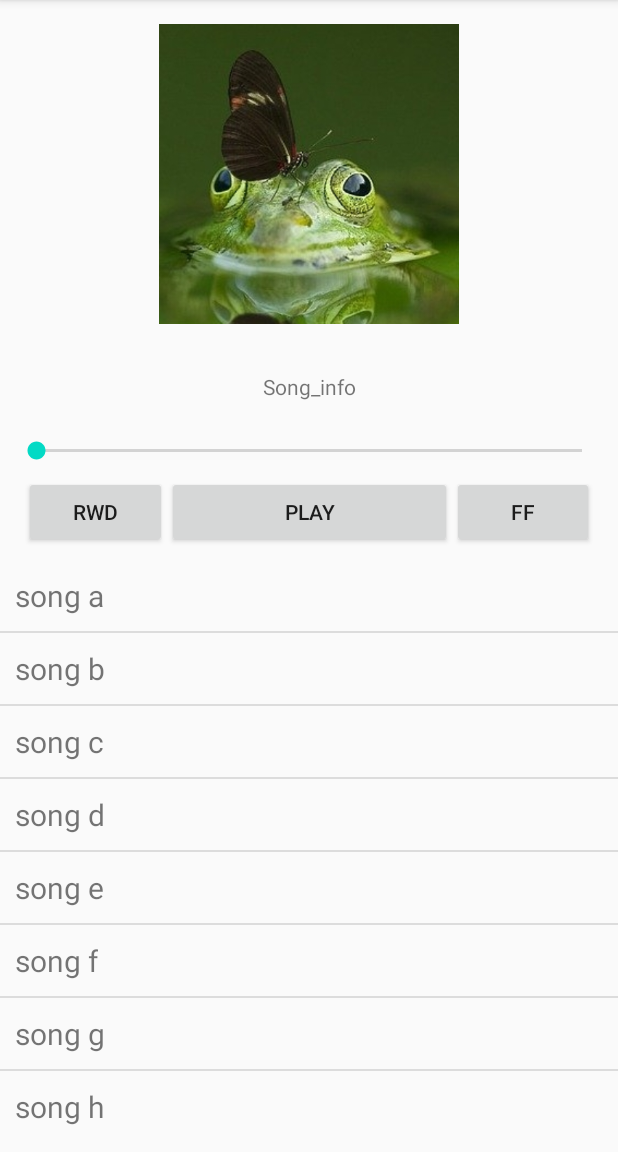
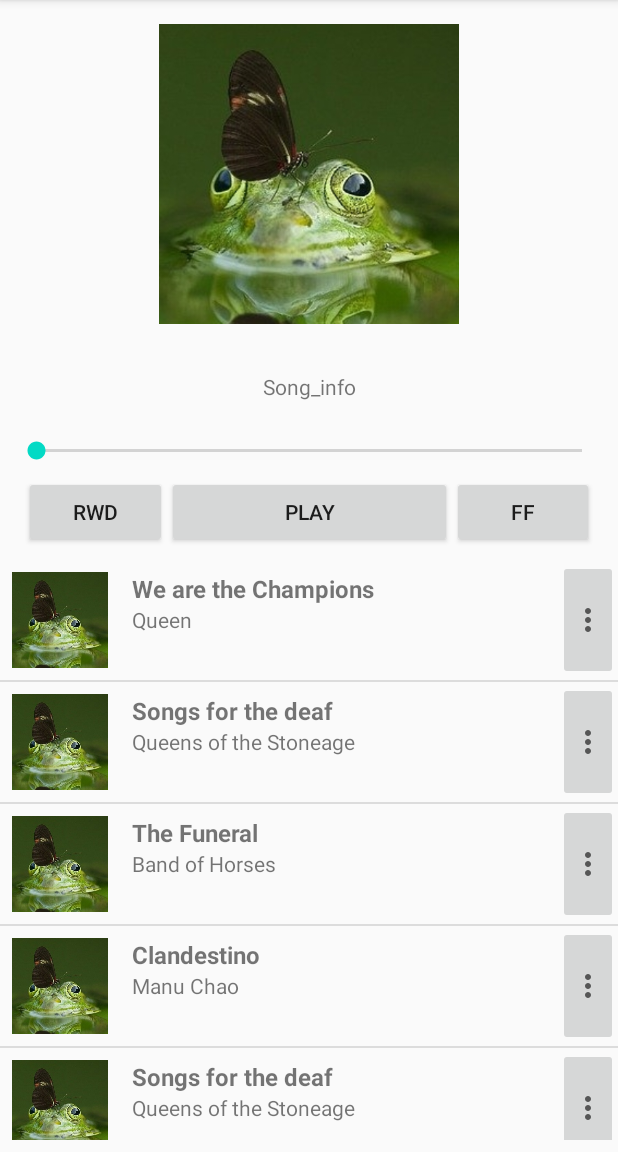
Before and after one commit to diederikdeneef/Music_Player, an Android app: the screen it shows after launch (MainActivity), on a phone screen of 412 x 824 dp, the part 84-1236 px from its top. Run offline under Robolectric (Android 15) with nearby library versions, the phone set to English and light mode, and no system bars.

Commit message:
feat: Add artist name to song info
Add a second textView to the recyclerView that holds the artist name
in the Que on the Now Playing screen. It now displays the Song title
and right below the Artist Name.

```diff
--- a/app/src/main/java/com/example/android/musicplayer/MainActivity.java
+++ b/app/src/main/java/com/example/android/musicplayer/MainActivity.java
@@ -1,71 +1,163 @@
 package com.example.android.musicplayer;
 
 import android.os.Bundle;
+import android.util.Log;
+import android.view.GestureDetector;
+import android.view.MotionEvent;
 import android.view.View;
-import android.widget.Toast;
 
 import androidx.appcompat.app.AppCompatActivity;
+import androidx.core.view.MotionEventCompat;
 import androidx.recyclerview.widget.DividerItemDecoration;
 import androidx.recyclerview.widget.LinearLayoutManager;
 import androidx.recyclerview.widget.RecyclerView;
 
 import java.util.ArrayList;
 
-public class MainActivity extends AppCompatActivity implements SongAdapter.ItemClickListener {
+public class MainActivity extends AppCompatActivity {
 
-    SongAdapter adapter;
+    private GestureDetector mDetector;
+    private RecyclerView recyclerView;
 
     @Override
     protected void onCreate(Bundle savedInstanceState) {
         super.onCreate(savedInstanceState);
         setContentView(R.layout.activity_main);
+        initView();
 
+        // this is the view we will add the gesture detector to
+        View myView = findViewById(R.id.now_playing_screen);
+
+        // get the gesture detector
+        mDetector = new GestureDetector(this, new MyGestureListener());
+
+        // Add a touch listener to the view
+        // The touch listener passes all its events on to the gesture detector
+        myView.setOnTouchListener(touchListener);
+    }
+
+    private void initView() {
+        recyclerView = (RecyclerView) findViewById(R.id.que_now_playing);
+        createList();
+    }
+
+    private void createList() {
         // data to populate the RecyclerView with
-        ArrayList<String> songTitles = new ArrayList<>();
-        songTitles.add("song a");
-        songTitles.add("song b");
-        songTitles.add("song c");
-        songTitles.add("song d");
-        songTitles.add("song e");
-        songTitles.add("song f");
-        songTitles.add("song g");
-        songTitles.add("song h");
-        songTitles.add("song i");
-        songTitles.add("song j");
-        songTitles.add("song k");
-        songTitles.add("song l");
-        songTitles.add("song m");
-        songTitles.add("song n");
-        songTitles.add("song o");
-        songTitles.add("song p");
-        songTitles.add("song q");
-        songTitles.add("song r");
-        songTitles.add("song s");
-        songTitles.add("song t");
-        songTitles.add("song u");
-        songTitles.add("song v");
-        songTitles.add("song w");
-        songTitles.add("song x");
-        songTitles.add("song y");
-        songTitles.add("song z");
+        ArrayList<SongInfo> songLibrary = new ArrayList<>();
 
-        // set up the RecyclerView
-        RecyclerView recyclerView = findViewById(R.id.que_now_playing);
-//        recyclerView.setLayoutManager(new LinearLayoutManager(this));
+        SongInfo song = new SongInfo(
+                "We are the Champions",
+                "Queen",
+                "dksjncljdnldn");
+        songLibrary.add(song);
+
+        song = new SongInfo(
+                "Songs for the deaf",
+                "Queens of the Stoneage",
+                "dlsfldkm");
+        songLibrary.add(song);
+
+        song = new SongInfo(
+                "The Funeral",
+                "Band of Horses",
+                "dksjnfkjsdnf");
+        songLibrary.add(song);
+
+        song = new SongInfo(
+                "Clandestino",
+                "Manu Chao",
+                "Clandestino");
+        songLibrary.add(song);
+
+        song = new SongInfo(
+                "Songs for the deaf",
+                "Queens of the Stoneage",
+                "dlsfldkm");
+        songLibrary.add(song);
+
+        song = new SongInfo(
+                "The Funeral",
+                "Band of Horses",
+                "dksjnfkjsdnf");
+        songLibrary.add(song);
+
+        song = new SongInfo(
+                "Clandestino",
+                "Manu Chao",
+                "Clandestino");
+        songLibrary.add(song);
+
+        // set adapter
+        SongAdapter adapter = new SongAdapter(this, songLibrary);
         LinearLayoutManager layoutManager = new LinearLayoutManager(this);
         recyclerView.setLayoutManager(layoutManager);
-        adapter = new SongAdapter(this, songTitles);
-        adapter.setClickListener(this);
+        //recyclerView.setLayoutManager(new LinearLayoutManager(this));
         recyclerView.setAdapter(adapter);
 
         DividerItemDecoration dividerItemDecoration = new DividerItemDecoration(recyclerView.getContext(), layoutManager.getOrientation());
         recyclerView.addItemDecoration(dividerItemDecoration);
     }
 
-    @Override
-    public void onItemClick(View view, int position) {
-        Toast.makeText(this, "You clicked " + adapter.getItem(position) + " on row number " + position, Toast.LENGTH_SHORT).show();
-    }
 
 
+
+    // This touch listener passes everything on to the gesture detector.
+    // That saves us the trouble of interpreting the raw touch events
+    // ourselves.
+    View.OnTouchListener touchListener = new View.OnTouchListener() {
+        @Override
+        public boolean onTouch(View v, MotionEvent event) {
+            // pass the events to the gesture detector
+            // a return value of true means the detector is handling it
+            // a return value of false means the detector didn't
+            // recognize the event
+            return mDetector.onTouchEvent(event);
+
+        }
+    };
+
+    // In the SimpleOnGestureListener subclass you should override
+    // onDown and any other gesture that you want to detect.
+    class MyGestureListener extends GestureDetector.SimpleOnGestureListener {
+
+        @Override
+        public boolean onDown(MotionEvent event) {
+            Log.d("TAG","onDown: ");
+
+            // don't return false here or else none of the other
+            // gestures will work
+            return true;
+        }
+
+        @Override
+        public boolean onSingleTapConfirmed(MotionEvent e) {
+            Log.i("TAG", "onSingleTapConfirmed: ");
+            return true;
+        }
+
+        @Override
+        public void onLongPress(MotionEvent e) {
+            Log.i("TAG", "onLongPress: ");
+        }
+
+        @Override
+        public boolean onDoubleTap(MotionEvent e) {
+            Log.i("TAG", "onDoubleTap: ");
+            return true;
+        }
+
+        @Override
+        public boolean onScroll(MotionEvent e1, MotionEvent e2,
+                                float distanceX, float distanceY) {
+            Log.i("TAG", "onScroll: ");
+            return true;
+        }
+
+        @Override
+        public boolean onFling(MotionEvent event1, MotionEvent event2,
+                               float velocityX, float velocityY) {
+            Log.d("TAG", "onFling: ");
+            return true;
+        }
+    }
 }
--- a/app/src/main/java/com/example/android/musicplayer/SongAdapter.java
+++ b/app/src/main/java/com/example/android/musicplayer/SongAdapter.java
@@ -6,71 +6,55 @@ import android.view.View;
 import android.view.ViewGroup;
 import android.widget.TextView;
 
+import androidx.annotation.NonNull;
 import androidx.recyclerview.widget.RecyclerView;
 
-import java.util.List;
+import java.util.ArrayList;
 
-public class SongAdapter extends RecyclerView.Adapter<SongAdapter.ViewHolder> {
+public class SongAdapter extends RecyclerView.Adapter<RecyclerView.ViewHolder> {
 
-    private List<String> mData;
-    private LayoutInflater mInflater;
-    private ItemClickListener mClickListener;
+    private Context context;
+    private ArrayList<SongInfo> songInfo;
 
-    // data is passed into the constructor
-    SongAdapter(Context context, List<String> data) {
-        this.mInflater = LayoutInflater.from(context);
-        this.mData = data;
+    public SongAdapter(Context context, ArrayList<SongInfo> songInfo) {
+        this.context = context;
+        this.songInfo = songInfo;
     }
 
-    // inflates the row layout from xml when needed
+    @NonNull
     @Override
-    public ViewHolder onCreateViewHolder(ViewGroup parent, int viewType) {
-        View view = mInflater.inflate(R.layout.song_item_minimal, parent, false);
-        return new ViewHolder(view);
+    public RecyclerView.ViewHolder onCreateViewHolder(@NonNull ViewGroup viewGroup, int viewType) {
+        View view;
+        //view = LayoutInflater.from(context).inflate(R.layout.song_item_minimal, viewGroup, false);
+        view = LayoutInflater.from(context).inflate(R.layout.song_item, viewGroup, false);
+        return new SongViewHolder(view);
     }
 
-    // binds the data to the TextView in each row
     @Override
-    public void onBindViewHolder(ViewHolder holder, int position) {
-        String animal = mData.get(position);
-        holder.myTextView.setText(animal);
+    public void onBindViewHolder(@NonNull RecyclerView.ViewHolder viewHolder, int position) {
+        ((SongViewHolder) viewHolder).setSongDetails(songInfo.get(position));
     }
 
-    // total number of rows
     @Override
     public int getItemCount() {
-        return mData.size();
+        return songInfo.size();
     }
 
+    class SongViewHolder extends RecyclerView.ViewHolder {
 
-    // stores and recycles views as they are scrolled off screen
-    public class ViewHolder extends RecyclerView.ViewHolder implements View.OnClickListener {
-        TextView myTextView;
+        private TextView txtSongTitle;
+        private TextView txtArtistName;
 
-        ViewHolder(View itemView) {
+        SongViewHolder(@NonNull View itemView) {
             super(itemView);
-            myTextView = itemView.findViewById(R.id.song_title);
-            itemView.setOnClickListener(this);
+            txtSongTitle = itemView.findViewById(R.id.song_title);
+            txtArtistName = itemView.findViewById(R.id.artist_name);
         }
 
-        @Override
-        public void onClick(View view) {
-            if (mClickListener != null) mClickListener.onItemClick(view, getAdapterPosition());
+        void setSongDetails(SongInfo songInfo) {
+            txtSongTitle.setText(songInfo.getSongTitle());
+            txtArtistName.setText(songInfo.getArtistName());
         }
     }
 
-    // convenience method for getting data at click position
-    String getItem(int id) {
-        return mData.get(id);
-    }
-
-    // allows clicks events to be caught
-    void setClickListener(ItemClickListener itemClickListener) {
-        this.mClickListener = itemClickListener;
-    }
-
-    // parent activity will implement this method to respond to click events
-    public interface ItemClickListener {
-        void onItemClick(View view, int position);
-    }
 }
--- /dev/null
+++ b/app/src/main/java/com/example/android/musicplayer/SongInfo.java
@@ -0,0 +1,50 @@
+package com.example.android.musicplayer;
+
+public class SongInfo {
+
+    // The song title
+    private String mSongTitle;
+
+    // The artist name
+    private String mArtistName;
+
+    // The album title
+    private String mAlbumTitle;
+
+
+    /**
+     * Constructor --> create a new song info object
+     *
+     * @param songTitle  is the title of the song
+     * @param artistName is the name of the artist
+     * @param albumTitle is the title of the album the song occurs on
+     */
+    public SongInfo(String songTitle, String artistName, String albumTitle) {
+        mSongTitle = songTitle;
+        mArtistName = artistName;
+        mAlbumTitle = albumTitle;
+    }
+
+    /**
+     * gets the song title
+     */
+    public String getSongTitle() {
+        return mSongTitle;
+    }
+
+
+    /**
+     * gets the artist name
+     */
+    public String getArtistName() {
+        return mArtistName;
+    }
+
+    /**
+     * gets the album title
+     */
+    public String getAlbumTitle() {
+        return mAlbumTitle;
+    }
+
+}
--- a/app/src/main/res/layout/activity_main.xml
+++ b/app/src/main/res/layout/activity_main.xml
@@ -4,7 +4,8 @@
     xmlns:tools="http://schemas.android.com/tools"
     android:layout_width="match_parent"
     android:layout_height="match_parent"
-    tools:context=".MainActivity">
+    tools:context=".MainActivity"
+    android:id="@+id/now_playing_screen">
 
     <ImageView
         android:id="@+id/album_art_now_playing"
--- a/app/src/main/res/layout/song_item.xml
+++ b/app/src/main/res/layout/song_item.xml
@@ -25,7 +25,7 @@
         app:layout_constraintTop_toTopOf="parent">
 
         <TextView
-            android:id="@+id/title_song_item"
+            android:id="@+id/song_title"
             android:layout_width="wrap_content"
             android:layout_height="wrap_content"
             android:text="Song title"
@@ -33,6 +33,7 @@
             android:textStyle="bold" />
 
         <TextView
+            android:id="@+id/artist_name"
             android:layout_width="wrap_content"
             android:layout_height="wrap_content"
             android:text="Artist" />
--- a/app/src/main/res/layout/song_item_minimal.xml
+++ b/app/src/main/res/layout/song_item_minimal.xml
@@ -2,12 +2,18 @@
 <LinearLayout xmlns:android="http://schemas.android.com/apk/res/android"
     android:layout_width="match_parent"
     android:layout_height="wrap_content"
-    android:orientation="horizontal"
+    android:orientation="vertical"
     android:padding="10dp">
 
     <TextView
         android:id="@+id/song_title"
-        android:layout_width="wrap_content"
+        android:layout_width="match_parent"
+        android:layout_height="wrap_content"
+        android:textSize="20sp" />
+
+    <TextView
+        android:id="@+id/artist_name"
+        android:layout_width="match_parent"
         android:layout_height="wrap_content"
         android:textSize="20sp" />
 
```
